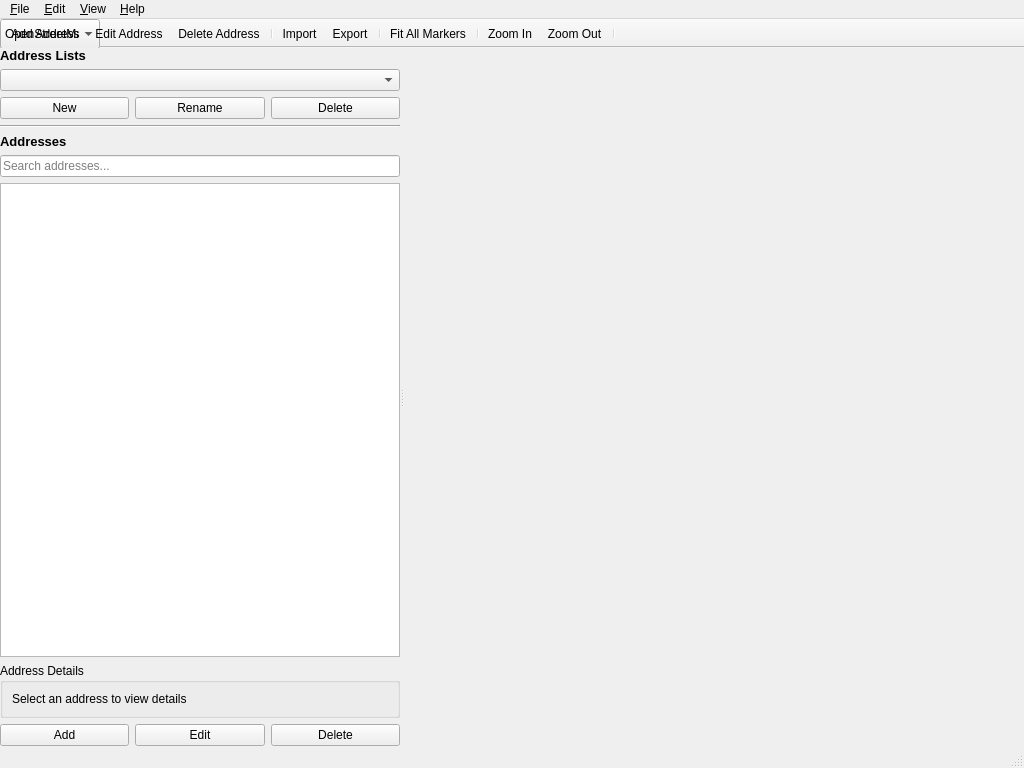
This is src/mainwindow.ui in jailop/MapAddress as Qt 5 draws it before an edit. The edited form follows.
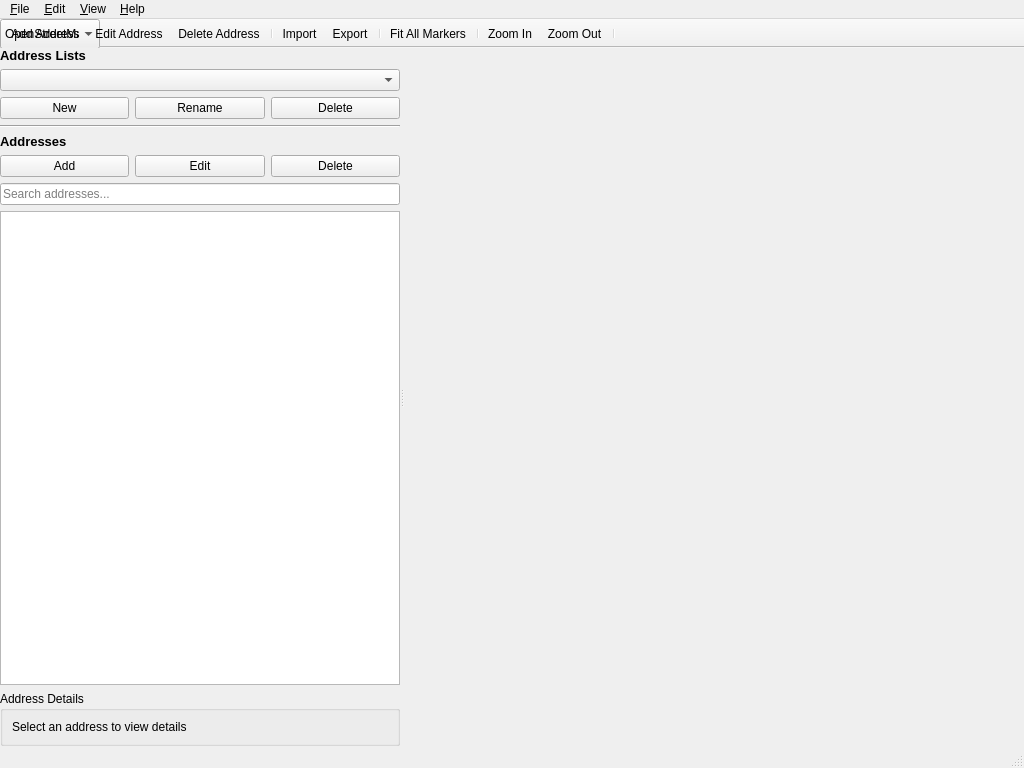
This is the edited form. Icons and pictures are not drawn.

```diff
--- a/src/mainwindow.ui
+++ b/src/mainwindow.ui
@@ -126,6 +126,40 @@
           </property>
          </widget>
         </item>
+<item>
+         <layout class="QHBoxLayout" name="addressButtonsLayout">
+          <item>
+           <widget class="QPushButton" name="addAddressButton">
+            <property name="toolTip">
+             <string>Add a new address</string>
+            </property>
+            <property name="text">
+             <string>Add</string>
+            </property>
+           </widget>
+          </item>
+          <item>
+           <widget class="QPushButton" name="editAddressButton">
+            <property name="toolTip">
+             <string>Edit the selected address</string>
+            </property>
+            <property name="text">
+             <string>Edit</string>
+            </property>
+           </widget>
+          </item>
+          <item>
+           <widget class="QPushButton" name="deleteAddressButton">
+            <property name="toolTip">
+             <string>Delete the selected address</string>
+            </property>
+            <property name="text">
+             <string>Delete</string>
+            </property>
+           </widget>
+          </item>
+         </layout>
+        </item>
         <item>
          <widget class="QLineEdit" name="searchLineEdit">
           <property name="placeholderText">
@@ -165,40 +199,6 @@
           </layout>
          </widget>
         </item>
-        <item>
-         <layout class="QHBoxLayout" name="addressButtonsLayout">
-          <item>
-           <widget class="QPushButton" name="addAddressButton">
-            <property name="toolTip">
-             <string>Add a new address</string>
-            </property>
-            <property name="text">
-             <string>Add</string>
-            </property>
-           </widget>
-          </item>
-          <item>
-           <widget class="QPushButton" name="editAddressButton">
-            <property name="toolTip">
-             <string>Edit the selected address</string>
-            </property>
-            <property name="text">
-             <string>Edit</string>
-            </property>
-           </widget>
-          </item>
-          <item>
-           <widget class="QPushButton" name="deleteAddressButton">
-            <property name="toolTip">
-             <string>Delete the selected address</string>
-            </property>
-            <property name="text">
-             <string>Delete</string>
-            </property>
-           </widget>
-          </item>
-         </layout>
-        </item>
        </layout>
       </widget>
       <widget class="QWidget" name="mapContainer" native="true">
```
